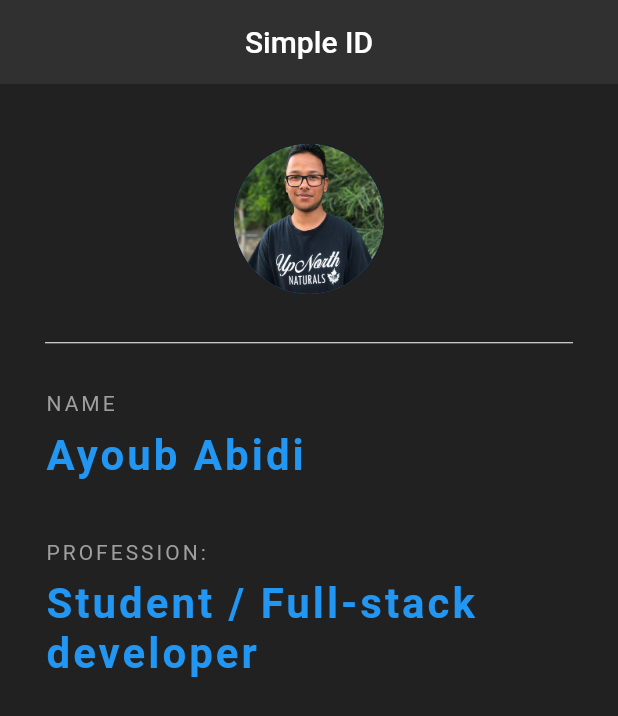
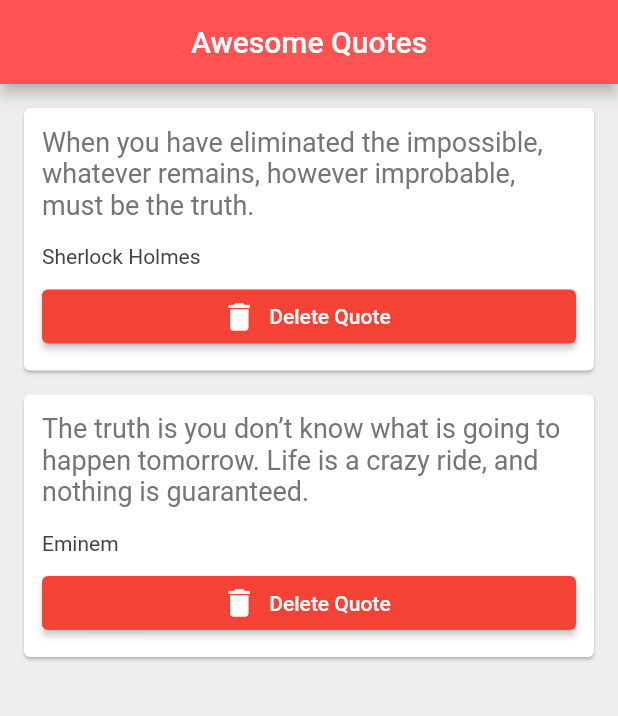
Before and after one commit to ayoub3bidi/flutter-tries, a Flutter app: the screen it shows after launch, on a phone screen of 412 x 824 dp. Shown: the top 716 px of the screen. Run offline on Flutter 3.47's test engine with Material 2 defaults, Android fonts, the phone set to English and light mode, and no system bars.

Commit message:
feat: add quotes

```diff
--- a/lib/main.dart
+++ b/lib/main.dart
@@ -1,77 +1,46 @@
 import 'package:flutter/material.dart';
+import 'quote.dart';
+import 'quote_card.dart';
 
 void main() {
   runApp(const MaterialApp(
-    home: Card(),
+    home: Home(),
   ));
 }
 
-class Card extends StatelessWidget {
-  const Card({super.key});
+class Home extends StatefulWidget {
+  const Home({super.key});
+
+  @override
+  State<Home> createState() => _HomeState();
+}
+
+class _HomeState extends State<Home> {
+
+  List <Quote> quotes = [
+    Quote(text:'When you have eliminated the impossible, whatever remains, however improbable, must be the truth.', author: 'Sherlock Holmes'),
+    Quote(text: 'The truth is you don’t know what is going to happen tomorrow. Life is a crazy ride, and nothing is guaranteed.', author: 'Eminem')
+  ];
+
 
   @override
   Widget build(BuildContext context) {
     return Scaffold(
-      backgroundColor: Colors.grey[900  ],
+      backgroundColor: Colors.grey[200],
       appBar: AppBar(
-        title: const Text('Simple ID'),
+        title: const Text('Awesome Quotes'),
         centerTitle: true,
-        backgroundColor: Colors.grey[850],
-        elevation: 0.0,
+        backgroundColor: Colors.redAccent,
       ),
-      body: Padding(
-        padding: const EdgeInsets.fromLTRB(30.0, 40.0, 30.0, 0.0),
-        child: Column(
-          crossAxisAlignment: CrossAxisAlignment.start,
-          children: const <Widget>[
-            Center(
-              child: CircleAvatar(
-                backgroundImage: AssetImage('assets/243730873_224316446264985_3552596130451890018_n.jpg'),
-                radius: 50.0,
-              ),
-            ),
-            Divider(
-              height: 65.0,
-              color: Colors.white,
-            ),
-            Text(
-              'NAME',
-              style: TextStyle(
-                color: Colors.grey,
-                letterSpacing: 2.0,
-              ),
-            ),
-            SizedBox(height: 10.0,),
-            Text(
-              'Ayoub Abidi',
-              style: TextStyle(
-                color: Colors.blue,
-                letterSpacing: 2.0,
-                fontSize: 28.0,
-                fontWeight: FontWeight.bold,
-              ),
-            ),
-            SizedBox(height: 40.0,),
-            Text(
-              'PROFESSION:',
-              style: TextStyle(
-                color: Colors.grey,
-                letterSpacing: 2.0,
-              ),
-            ),
-            SizedBox(height: 10.0,),
-            Text(
-              'Student / Full-stack developer',
-              style: TextStyle(
-                color: Colors.blue,
-                letterSpacing: 2.0,
-                fontSize: 28.0,
-                fontWeight: FontWeight.bold,
-              ),
-            ),
-            SizedBox(height: 30.0),
-          ],
-        ),
+      body: Column(
+        children: quotes.map((quote) => QuoteCard(
+          quote: quote,
+          delete: () {
+            setState(() {
+              quotes.remove(quote);
+            });
+          },
+        )).toList(),
       ),
     );
   }
--- /dev/null
+++ b/lib/quote.dart
@@ -0,0 +1,8 @@
+class Quote {
+
+  String text;
+  String author;
+
+  Quote ({ required this.text, required this.author });
+
+}
--- /dev/null
+++ b/lib/quote_card.dart
@@ -0,0 +1,51 @@
+import 'package:flutter/material.dart';
+import 'quote.dart';
+
+class QuoteCard extends StatelessWidget {
+
+  final Quote quote;
+  final Function delete;
+  const QuoteCard ({super.key,  required this.quote, required this.delete });
+
+  @override
+  Widget build(BuildContext context) {
+    return Card(
+      margin: const EdgeInsets.fromLTRB(16.0, 16.0, 16.0, 0),
+      child: Padding(
+        padding: const EdgeInsets.all(12.0),
+        child: Column(
+          crossAxisAlignment: CrossAxisAlignment.stretch,
+          children: <Widget> [
+            Text(
+              quote.text,
+              style: TextStyle(
+                fontSize: 18.0,
+                color: Colors.grey[600],
+              ),
+            ),
+            const SizedBox(height: 16.0,),
+            Text(
+              quote.author,
+              style: TextStyle(
+                fontSize: 14.0,
+                color: Colors.grey[800],
+              ),
+            ),
+            const SizedBox(height: 8.0),
+            ElevatedButton.icon(
+              onPressed: () {},
+              style: ElevatedButton.styleFrom(
+                backgroundColor: Colors.red
+              ),
+              icon: const Icon(
+                Icons.delete,
+                size: 24.0,
+              ),
+              label: const Text('Delete Quote'),
+            )
+          ],
+        ),
+      ),
+    );
+  }
+}
```
Also changed, not shown: assets/243730873_224316446264985_3552596130451890018_n.jpg (deleted).
